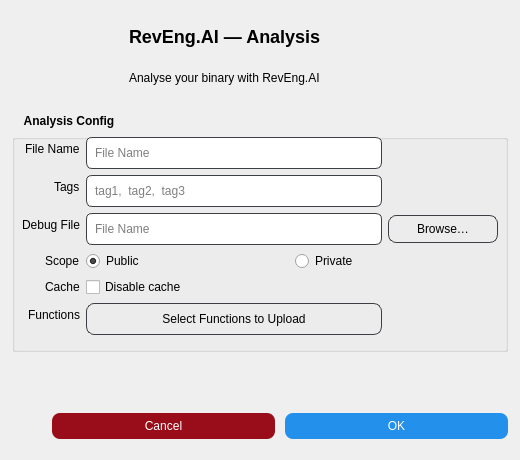
Old version of the form reai_toolkit/app/components/forms/analyse/analyse_panel_qt5.ui in the repository RevEngAI/plugin-ida.
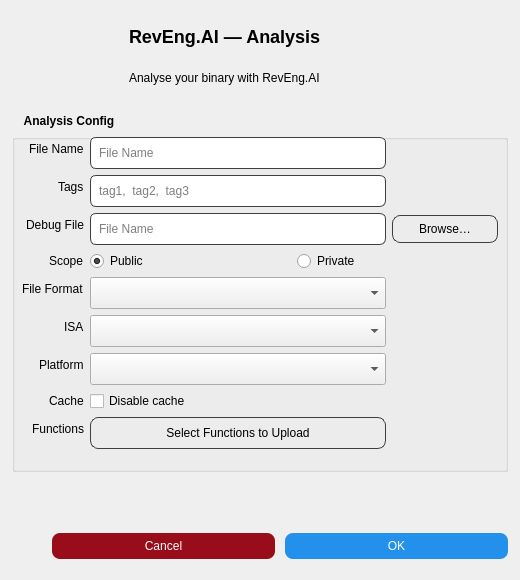
New version of the form. Icons and pictures are not drawn.

Commit message: feat(ENG-4730): add file format, ISA and platform analysis options

```diff
--- a/reai_toolkit/app/components/forms/analyse/analyse_panel_qt5.ui
+++ b/reai_toolkit/app/components/forms/analyse/analyse_panel_qt5.ui
@@ -7,19 +7,19 @@
     <x>0</x>
     <y>0</y>
     <width>520</width>
-    <height>460</height>
+    <height>580</height>
    </rect>
   </property>
   <property name="minimumSize">
    <size>
     <width>520</width>
-    <height>460</height>
+    <height>580</height>
    </size>
   </property>
   <property name="maximumSize">
    <size>
     <width>520</width>
-    <height>460</height>
+    <height>580</height>
    </size>
   </property>
   <property name="windowTitle">
@@ -132,13 +132,13 @@
      <property name="minimumSize">
       <size>
        <width>496</width>
-       <height>240</height>
+       <height>360</height>
       </size>
      </property>
      <property name="maximumSize">
       <size>
        <width>496</width>
-       <height>240</height>
+       <height>360</height>
       </size>
      </property>
      <property name="title">
@@ -336,13 +336,82 @@
        </layout>
       </item>
       <item row="5" column="0">
+       <widget class="QLabel" name="labelFileFormat">
+        <property name="text">
+         <string>File Format</string>
+        </property>
+       </widget>
+      </item>
+      <item row="5" column="1">
+       <widget class="QComboBox" name="fileFormatComboBox">
+        <property name="minimumSize">
+         <size>
+          <width>296</width>
+          <height>32</height>
+         </size>
+        </property>
+        <property name="maximumSize">
+         <size>
+          <width>296</width>
+          <height>32</height>
+         </size>
+        </property>
+       </widget>
+      </item>
+      <item row="6" column="0">
+       <widget class="QLabel" name="labelIsa">
+        <property name="text">
+         <string>ISA</string>
+        </property>
+       </widget>
+      </item>
+      <item row="6" column="1">
+       <widget class="QComboBox" name="isaComboBox">
+        <property name="minimumSize">
+         <size>
+          <width>296</width>
+          <height>32</height>
+         </size>
+        </property>
+        <property name="maximumSize">
+         <size>
+          <width>296</width>
+          <height>32</height>
+         </size>
+        </property>
+       </widget>
+      </item>
+      <item row="7" column="0">
+       <widget class="QLabel" name="labelPlatform">
+        <property name="text">
+         <string>Platform</string>
+        </property>
+       </widget>
+      </item>
+      <item row="7" column="1">
+       <widget class="QComboBox" name="platformComboBox">
+        <property name="minimumSize">
+         <size>
+          <width>296</width>
+          <height>32</height>
+         </size>
+        </property>
+        <property name="maximumSize">
+         <size>
+          <width>296</width>
+          <height>32</height>
+         </size>
+        </property>
+       </widget>
+      </item>
+      <item row="8" column="0">
        <widget class="QLabel" name="labelCache">
         <property name="text">
          <string>Cache</string>
         </property>
        </widget>
       </item>
-      <item row="5" column="1">
+      <item row="8" column="1">
        <widget class="QCheckBox" name="noCacheCheckBox">
         <property name="toolTip">
          <string>Skip cached results and re-run every processing stage.</string>
@@ -352,14 +421,14 @@
         </property>
        </widget>
       </item>
-      <item row="6" column="0">
+      <item row="9" column="0">
        <widget class="QLabel" name="functionsLabel">
         <property name="text">
          <string>Functions</string>
         </property>
        </widget>
       </item>
-      <item row="6" column="1">
+      <item row="9" column="1">
        <widget class="QPushButton" name="selectFuncs">
         <property name="minimumSize">
          <size>
```
The commit also changes 5 other files.
